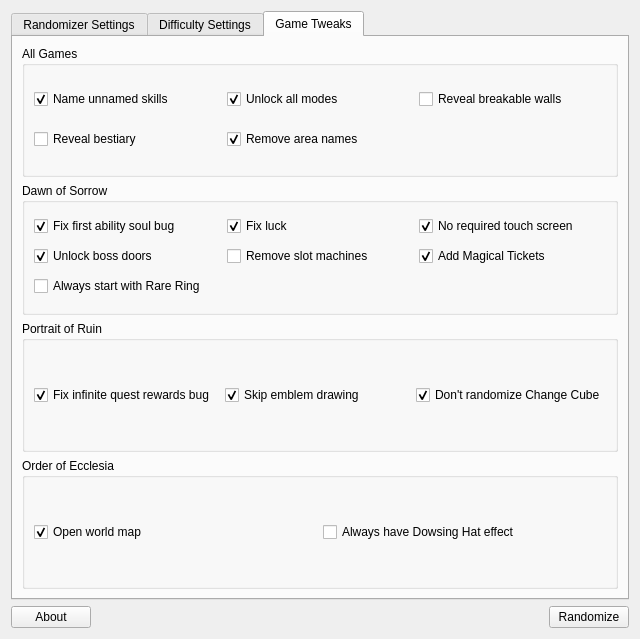
Above: randomizer.ui from LagoLunatic/dsvrandom before the change. Below: the same form after it.
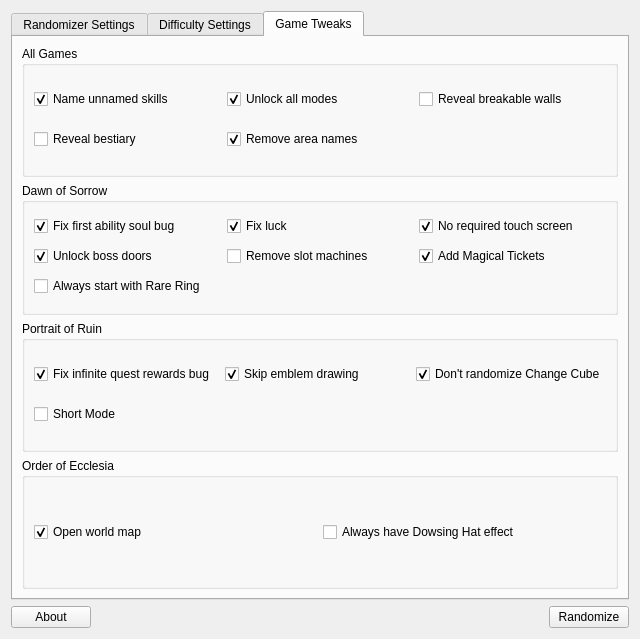
That is the form after the change. The open tabs and pages were chosen to show the change. Icons and pictures are not drawn.

Commit message: Add PoR short mode option

What changed in the file:
```diff
--- a/randomizer.ui
+++ b/randomizer.ui
@@ -658,8 +658,8 @@
          <property name="title">
           <string>Portrait of Ruin</string>
          </property>
-         <layout class="QHBoxLayout" name="horizontalLayout_6">
-          <item>
+         <layout class="QGridLayout" name="gridLayout_4">
+          <item row="0" column="0">
            <widget class="QCheckBox" name="fix_infinite_quest_rewards">
             <property name="toolTip">
              <string>Fixes a bug where you could get any quest reward over and over again.</string>
@@ -672,20 +672,7 @@
             </property>
            </widget>
           </item>
-          <item>
-           <widget class="QCheckBox" name="skip_emblem_drawing">
-            <property name="toolTip">
-             <string>Skips the screen where you have to use the touch screen to draw an emblem.</string>
-            </property>
-            <property name="text">
-             <string>Skip emblem drawing</string>
-            </property>
-            <property name="checked">
-             <bool>true</bool>
-            </property>
-           </widget>
-          </item>
-          <item>
+          <item row="0" column="2">
            <widget class="QCheckBox" name="dont_randomize_change_cube">
             <property name="toolTip">
              <string>The change cube will always be the first item you get.</string>
@@ -698,6 +685,29 @@
             </property>
            </widget>
           </item>
+          <item row="0" column="1">
+           <widget class="QCheckBox" name="skip_emblem_drawing">
+            <property name="toolTip">
+             <string>Skips the screen where you have to use the touch screen to draw an emblem.</string>
+            </property>
+            <property name="text">
+             <string>Skip emblem drawing</string>
+            </property>
+            <property name="checked">
+             <bool>true</bool>
+            </property>
+           </widget>
+          </item>
+          <item row="1" column="0">
+           <widget class="QCheckBox" name="por_short_mode">
+            <property name="toolTip">
+             <string>Removes 4 random portrait areas from the game. Unlocking Brauner requires beating the bosses of the 4 portraits that remain (not counting Nest of Evil).</string>
+            </property>
+            <property name="text">
+             <string>Short Mode</string>
+            </property>
+           </widget>
+          </item>
          </layout>
         </widget>
        </item>
```
The commit also changes 6 other files.
